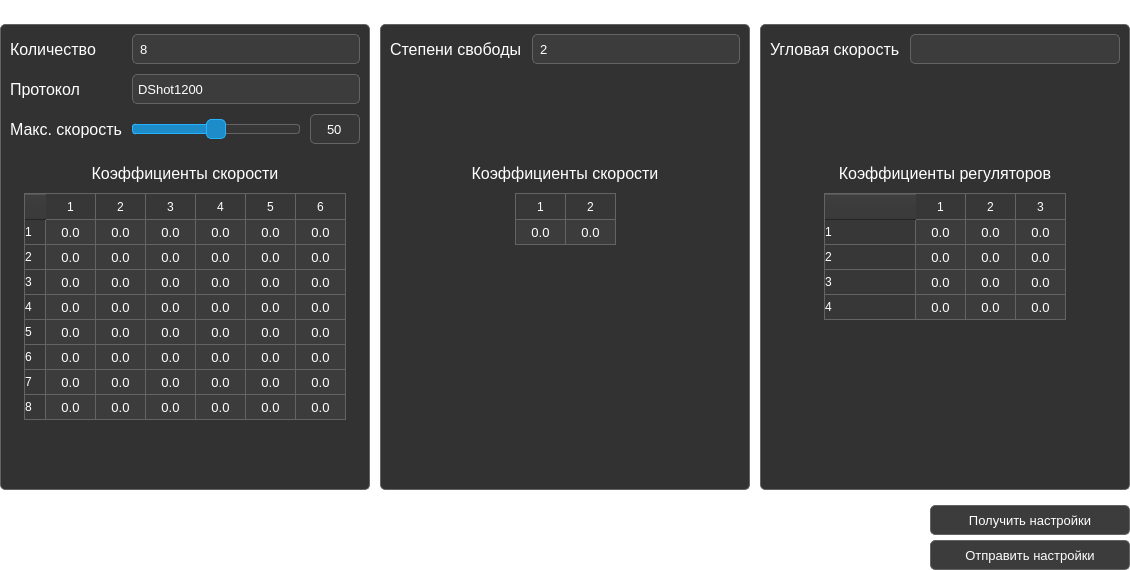
Old version of the form src/ClientApp/Widgets/MoveSettings/MoveSettingsWidget.ui in the repository PolarStarWalker/PolarUV-client.
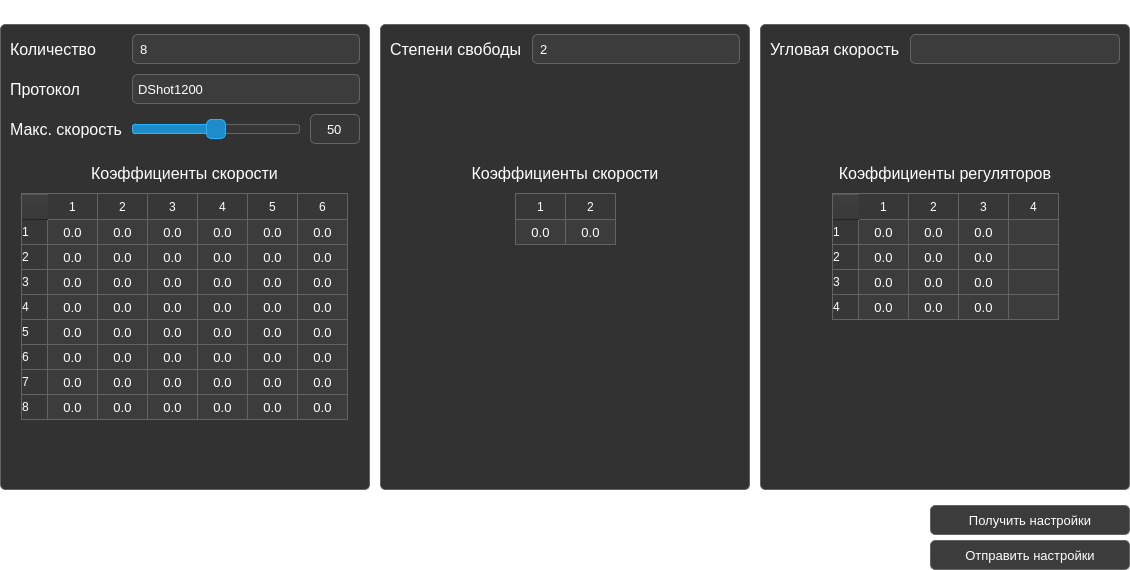
New version of the form. Icons and pictures are not drawn.

```diff
--- a/src/ClientApp/Widgets/MoveSettings/MoveSettingsWidget.ui
+++ b/src/ClientApp/Widgets/MoveSettings/MoveSettingsWidget.ui
@@ -1035,6 +1035,11 @@
        <height>16777215</height>
       </size>
      </property>
+     <property name="font">
+      <font>
+       <pointsize>10</pointsize>
+      </font>
+     </property>
      <property name="mouseTracking">
       <bool>false</bool>
      </property>
@@ -1078,13 +1083,13 @@
         </property>
         <property name="minimumSize">
          <size>
-          <width>322</width>
+          <width>327</width>
           <height>227</height>
          </size>
         </property>
         <property name="maximumSize">
          <size>
-          <width>322</width>
+          <width>327</width>
           <height>227</height>
          </size>
         </property>
@@ -1132,7 +1137,7 @@
 
 QHeaderView::section
 {
-	width: 20px;
+	width: 25px;
 	height: 25px;
 	background-color: rgb(55,55,55);
 	border-style: solid;
@@ -2091,13 +2096,13 @@
         </property>
         <property name="minimumSize">
          <size>
-          <width>242</width>
+          <width>177</width>
           <height>127</height>
          </size>
         </property>
         <property name="maximumSize">
          <size>
-          <width>242</width>
+          <width>227</width>
           <height>127</height>
          </size>
         </property>
@@ -2145,7 +2150,7 @@
 
 QHeaderView::section
 {
-	width: 90px;
+	width: 25px;
 	height: 25px;
 	background-color: rgb(55,55,55);
 	border-style: solid;
@@ -2160,7 +2165,45 @@
 	border-color: rgb(100,100,100);
 	border-right-width: 1px;
 	border-bottom-width: 1px;
- }</string>
+ }
+
+QCheckBox {
+    spacing: 5px;
+	border: none;
+}
+
+QCheckBox::indicator {
+	background-color: rgb(60,60,60);
+    width: 50px;
+    height: 25px;
+}
+
+QCheckBox::indicator:unchecked {
+    background-color: rgb(60,60,60);
+	border-color: rgb(100,100,100);
+}
+
+QCheckBox::indicator::unchecked:hover
+{
+	background-color: rgb(70,70,70);
+}
+
+QCheckBox::indicator:checked {
+	image: url(Icons/CheckBoxIndicator.png);
+}
+
+QCheckBox::indicator::checked:hover
+{
+	background-color: rgb(70,70,70);
+}
+
+QToolTip
+{
+	color: white;
+	background-color: rgb(30,140,200);
+	border: 1px solid rgb(38,179,255);
+	border-radius: 3px;
+}</string>
         </property>
         <property name="frameShape">
          <enum>QFrame::StyledPanel</enum>
@@ -2217,7 +2260,7 @@
          <number>4</number>
         </property>
         <property name="columnCount">
-         <number>3</number>
+         <number>4</number>
         </property>
         <attribute name="horizontalHeaderVisible">
          <bool>true</bool>
@@ -2250,6 +2293,7 @@
         <column/>
         <column/>
         <column/>
+        <column/>
         <item row="0" column="0">
          <property name="text">
           <string>0.0</string>
```
